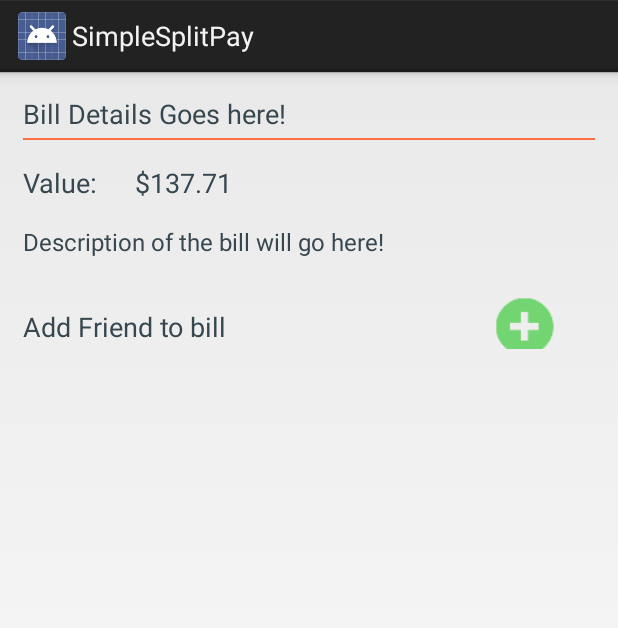
After one commit to fnk0/SimpleSplitPay, an Android app: the layout card_active_bill_details.xml on its own in the app's theme, with its tools: preview values and no code run, on a phone screen of 412 x 824 dp. The commit adds this screen. Shown: the top 628 px of the screen. Run offline under Robolectric (Android 15) with nearby library versions, the phone set to English and light mode, and no system bars.

Commit message:
sleepy saduhuasdijasddkass

```diff
--- a/app/src/main/java/simpleplay/midwesthack/com/simplesplitpay/MainActivity.java
+++ b/app/src/main/java/simpleplay/midwesthack/com/simplesplitpay/MainActivity.java
@@ -39,6 +39,7 @@ import java.util.List;
 
 import simpleplay.midwesthack.com.simplesplitpay.adapters.NavDrawerItem;
 import simpleplay.midwesthack.com.simplesplitpay.adapters.NavDrawerListAdapter;
+import simpleplay.midwesthack.com.simplesplitpay.fragments.FragmentActiveBillsList;
 import simpleplay.midwesthack.com.simplesplitpay.fragments.FragmentLogin;
 import simpleplay.midwesthack.com.simplesplitpay.fragments.FragmentNewBill;
 import simpleplay.midwesthack.com.simplesplitpay.fragments.FragmentProfile;
@@ -56,7 +57,7 @@ public class MainActivity extends FragmentActivity
     public static final int FRAGMENT_PROFILE = 0;
     public static final int FRIENDS_FRAGMENT = 1;
     public static final int NEWBILL_FRAGMENT = 2;
-    public static final int ACTIVE_FRAGMENT = 3;
+    public static final int ACTIVE_BILLS_FRAG = 3;
     public static final int TRASACTIONS_FRAGMENT = 4;
     public static final int ABOUT_FRAGMENT = 5;
 
@@ -194,6 +195,9 @@ public class MainActivity extends FragmentActivity
             case FRAGMENT_REGISTER:
                 activeFragment = new RegisterFragment();
                 displayToggle = false;
+                break;
+            case ACTIVE_BILLS_FRAG:
+                activeFragment = new FragmentActiveBillsList();
                 break;
             default:
                 break;
--- a/app/src/main/java/simpleplay/midwesthack/com/simplesplitpay/cards/CardCreditCard.java
+++ b/app/src/main/java/simpleplay/midwesthack/com/simplesplitpay/cards/CardCreditCard.java
@@ -24,7 +24,7 @@ public class CardCreditCard extends Card {
     private String ccType, textLast4;
 
     public CardCreditCard(Context context) {
-        super(context, R.layout.card_cc);
+        this(context, R.layout.card_cc);
     }
 
     public CardCreditCard(Context context, int innerLayout) {
--- a/app/src/main/java/simpleplay/midwesthack/com/simplesplitpay/dataModel/Bill.java
+++ b/app/src/main/java/simpleplay/midwesthack/com/simplesplitpay/dataModel/Bill.java
@@ -11,6 +11,9 @@ public class Bill {
 
     public static final int BILL_OK = 0;
     public static final int BILL_BAD = 1;
+    public static final String BILL_VALUE = "value";
+    public static final String BILL_DESCRIPTION = "description";
+    public static final String BILL_ACTIVE = "isActive";
     private String billDescription;
     private String billDetails;
     private int billStatus;
--- a/app/src/main/java/simpleplay/midwesthack/com/simplesplitpay/fragments/FriendsFragment.java
+++ b/app/src/main/java/simpleplay/midwesthack/com/simplesplitpay/fragments/FriendsFragment.java
@@ -29,6 +29,10 @@ import simpleplay.midwesthack.com.simplesplitpay.cards.FriendCard;
 public class FriendsFragment extends Fragment {
 
     private String LOG_TAG = "Friends Fragment";
+
+    public static final String ADD_FRIEND = "addFriend";
+    public static final int ADD_FRIEND_OK = 0;
+
     private List<Card> mCardList;
     private CardListView mFriendsList;
     private CardArrayAdapter mAdapter;
--- /dev/null
+++ b/app/src/main/res/layout/card_active_bill_details.xml
@@ -0,0 +1,77 @@
+<?xml version="1.0" encoding="utf-8"?>
+
+<LinearLayout
+    xmlns:android="http://schemas.android.com/apk/res/android"
+    android:orientation="vertical"
+    android:padding="15dip"
+    android:layout_width="match_parent"
+    android:layout_height="200dip"
+    >
+
+    <TextView
+        android:id="@+id/billDetailsTitle"
+        android:layout_width="match_parent"
+        android:layout_height="wrap_content"
+        android:text="Bill Details Goes here!"
+        android:textSize="18sp"
+        android:textColor="@color/text_description"
+    />
+
+    <View
+        android:background="@color/action_bar"
+        android:layout_marginBottom="@dimen/activity_vertical_margin"
+        android:layout_marginTop="4dip"
+        android:layout_width="match_parent"
+        android:layout_height="1dip" />
+    <LinearLayout
+        android:layout_marginBottom="@dimen/activity_vertical_margin"
+        android:layout_width="match_parent"
+        android:layout_height="wrap_content">
+        <TextView
+            android:text="Value: "
+            android:textSize="18sp"
+            android:textColor="@color/text_description"
+            android:layout_marginRight="10dip"
+            android:layout_width="wrap_content"
+            android:layout_height="wrap_content" />
+        <TextView
+            android:id="@+id/billValue"
+            android:text="$137.71 "
+            android:textSize="18sp"
+            android:textColor="@color/text_description"
+            android:layout_marginLeft="10dip"
+            android:layout_width="wrap_content"
+            android:layout_height="wrap_content"  />
+    </LinearLayout>
+
+    <TextView
+        android:id="@+id/billDescription"
+        android:textSize="16sp"
+        android:textColor="@color/text_description"
+        android:text="Description of the bill will go here!"
+        android:layout_width="match_parent"
+        android:layout_height="wrap_content" />
+
+    <LinearLayout
+        android:layout_marginTop="@dimen/activity_vertical_margin"
+        android:orientation="horizontal"
+        android:weightSum="1"
+        android:layout_width="match_parent"
+        android:layout_height="wrap_content">
+
+        <TextView
+            android:textColor="@color/text_description"
+            android:textSize="18sp"
+            android:text="Add Friend to bill"
+            android:layout_weight="0.95"
+            android:layout_width="0dip"
+            android:layout_height="wrap_content" />
+
+        <Button
+            android:background="@drawable/ic_add_icon"
+            android:layout_width="60dip"
+            android:layout_height="60dip" />
+
+    </LinearLayout>
+
+</LinearLayout>
```
Also changed, not shown: app/src/main/java/simpleplay/midwesthack/com/simplesplitpay/cards/ActiveBillDetailsCard.java (added, +69 -0 lines), app/src/main/java/simpleplay/midwesthack/com/simplesplitpay/fragments/ActiveBills.java (deleted, +0 -43 lines), app/src/main/java/simpleplay/midwesthack/com/simplesplitpay/fragments/FragmentActiveBillDetails.java (added, +50 -0 lines), app/src/main/java/simpleplay/midwesthack/com/simplesplitpay/fragments/FragmentActiveBillsList.java (added, +63 -0 lines), app/src/main/res/layout/fragment_bill_details.xml (added, +33 -0 lines).
